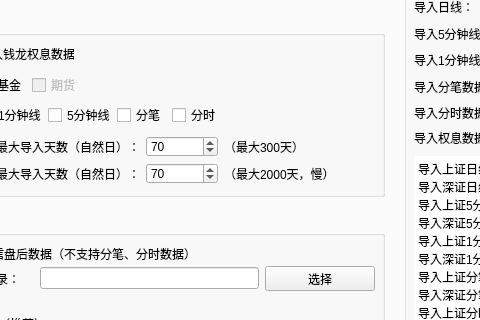
Old version of the form hikyuu_python/tools/maintain/MainWindow.ui in the repository fasiondog/hikyuu; both pictures show x 108 to 588 and y 120 to 440 of the 1011 by 544 pixel window.
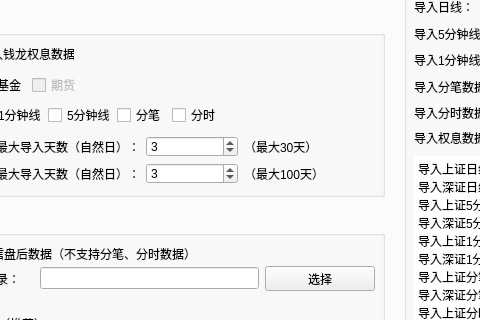
New version of the form.

What changed in the file:
```diff
--- a/hikyuu_python/tools/maintain/MainWindow.ui
+++ b/hikyuu_python/tools/maintain/MainWindow.ui
@@ -549,10 +549,13 @@
            <number>1</number>
           </property>
           <property name="maximum">
-           <number>300</number>
+           <number>30</number>
           </property>
           <property name="value">
-           <number>70</number>
+           <number>3</number>
+          </property>
+          <property name="displayIntegerBase">
+           <number>7</number>
           </property>
          </widget>
         </item>
@@ -569,10 +572,10 @@
            <number>1</number>
           </property>
           <property name="maximum">
-           <number>2000</number>
+           <number>100</number>
           </property>
           <property name="value">
-           <number>70</number>
+           <number>3</number>
           </property>
          </widget>
         </item>
@@ -586,14 +589,14 @@
         <item row="0" column="2">
          <widget class="QLabel" name="label_11">
           <property name="text">
-           <string>（最大300天）</string>
+           <string>（最大30天）</string>
           </property>
          </widget>
         </item>
         <item row="1" column="2">
          <widget class="QLabel" name="label_13">
           <property name="text">
-           <string>（最大2000天，慢）</string>
+           <string>（最大100天）</string>
           </property>
          </widget>
         </item>
```
